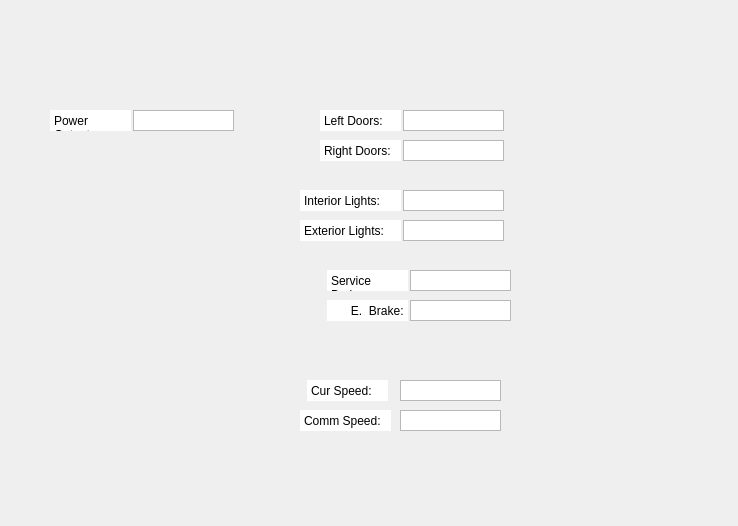
This is DevEnv/src/TrainControllerHW/src/InterfaceV1.ui in Prem-125/TRAINS as Qt 5 draws it before an edit. The edited form follows.
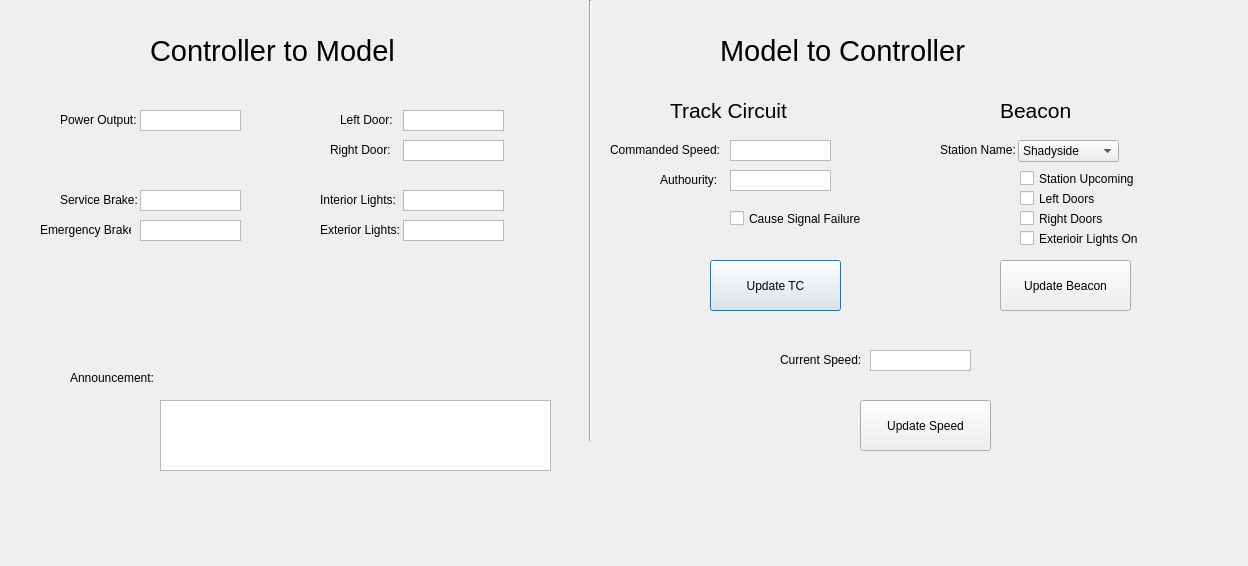
This is the edited form.

The edit to the form file:
```diff
--- a/DevEnv/src/TrainControllerHW/src/InterfaceV1.ui
+++ b/DevEnv/src/TrainControllerHW/src/InterfaceV1.ui
@@ -6,51 +6,17 @@
    <rect>
     <x>0</x>
     <y>0</y>
-    <width>738</width>
-    <height>526</height>
+    <width>1248</width>
+    <height>566</height>
    </rect>
   </property>
   <property name="windowTitle">
    <string>Train Model Interface</string>
   </property>
-  <widget class="QPlainTextEdit" name="PowerLabel">
-   <property name="enabled">
-    <bool>true</bool>
-   </property>
-   <property name="geometry">
-    <rect>
-     <x>50</x>
-     <y>110</y>
-     <width>81</width>
-     <height>21</height>
-    </rect>
-   </property>
-   <property name="frameShape">
-    <enum>QFrame::NoFrame</enum>
-   </property>
-   <property name="frameShadow">
-    <enum>QFrame::Plain</enum>
-   </property>
-   <property name="verticalScrollBarPolicy">
-    <enum>Qt::ScrollBarAlwaysOff</enum>
-   </property>
-   <property name="horizontalScrollBarPolicy">
-    <enum>Qt::ScrollBarAlwaysOff</enum>
-   </property>
-   <property name="readOnly">
-    <bool>true</bool>
-   </property>
-   <property name="plainText">
-    <string>Power Output:</string>
-   </property>
-   <property name="backgroundVisible">
-    <bool>false</bool>
-   </property>
-  </widget>
   <widget class="QPlainTextEdit" name="PowerVal">
    <property name="geometry">
     <rect>
-     <x>133</x>
+     <x>140</x>
      <y>110</y>
      <width>101</width>
      <height>21</height>
@@ -84,38 +50,7 @@
    <property name="readOnly">
     <bool>true</bool>
    </property>
-  </widget>
-  <widget class="QPlainTextEdit" name="LDoorLabel">
-   <property name="enabled">
-    <bool>true</bool>
-   </property>
-   <property name="geometry">
-    <rect>
-     <x>320</x>
-     <y>110</y>
-     <width>81</width>
-     <height>21</height>
-    </rect>
-   </property>
-   <property name="frameShape">
-    <enum>QFrame::NoFrame</enum>
-   </property>
-   <property name="frameShadow">
-    <enum>QFrame::Plain</enum>
-   </property>
-   <property name="verticalScrollBarPolicy">
-    <enum>Qt::ScrollBarAlwaysOff</enum>
-   </property>
-   <property name="horizontalScrollBarPolicy">
-    <enum>Qt::ScrollBarAlwaysOff</enum>
-   </property>
-   <property name="readOnly">
-    <bool>true</bool>
-   </property>
-   <property name="plainText">
-    <string>Left Doors:</string>
-   </property>
-   <property name="backgroundVisible">
+   <property name="overwriteMode">
     <bool>false</bool>
    </property>
   </widget>
@@ -138,40 +73,6 @@
     <bool>true</bool>
    </property>
   </widget>
-  <widget class="QPlainTextEdit" name="RDoorLabel">
-   <property name="enabled">
-    <bool>true</bool>
-   </property>
-   <property name="geometry">
-    <rect>
-     <x>320</x>
-     <y>140</y>
-     <width>81</width>
-     <height>21</height>
-    </rect>
-   </property>
-   <property name="frameShape">
-    <enum>QFrame::NoFrame</enum>
-   </property>
-   <property name="frameShadow">
-    <enum>QFrame::Plain</enum>
-   </property>
-   <property name="verticalScrollBarPolicy">
-    <enum>Qt::ScrollBarAlwaysOff</enum>
-   </property>
-   <property name="horizontalScrollBarPolicy">
-    <enum>Qt::ScrollBarAlwaysOff</enum>
-   </property>
-   <property name="readOnly">
-    <bool>true</bool>
-   </property>
-   <property name="plainText">
-    <string>Right Doors:</string>
-   </property>
-   <property name="backgroundVisible">
-    <bool>false</bool>
-   </property>
-  </widget>
   <widget class="QPlainTextEdit" name="ILightVal">
    <property name="geometry">
     <rect>
@@ -194,40 +95,6 @@
     <string/>
    </property>
   </widget>
-  <widget class="QPlainTextEdit" name="ELightLabel">
-   <property name="enabled">
-    <bool>true</bool>
-   </property>
-   <property name="geometry">
-    <rect>
-     <x>300</x>
-     <y>220</y>
-     <width>101</width>
-     <height>21</height>
-    </rect>
-   </property>
-   <property name="frameShape">
-    <enum>QFrame::NoFrame</enum>
-   </property>
-   <property name="frameShadow">
-    <enum>QFrame::Plain</enum>
-   </property>
-   <property name="verticalScrollBarPolicy">
-    <enum>Qt::ScrollBarAlwaysOff</enum>
-   </property>
-   <property name="horizontalScrollBarPolicy">
-    <enum>Qt::ScrollBarAlwaysOff</enum>
-   </property>
-   <property name="readOnly">
-    <bool>true</bool>
-   </property>
-   <property name="plainText">
-    <string>Exterior Lights:</string>
-   </property>
-   <property name="backgroundVisible">
-    <bool>false</bool>
-   </property>
-  </widget>
   <widget class="QPlainTextEdit" name="ELightVal">
    <property name="geometry">
     <rect>
@@ -250,79 +117,11 @@
     <string/>
    </property>
   </widget>
-  <widget class="QPlainTextEdit" name="ILightLabel">
-   <property name="enabled">
-    <bool>true</bool>
-   </property>
-   <property name="geometry">
-    <rect>
-     <x>300</x>
-     <y>190</y>
-     <width>101</width>
-     <height>21</height>
-    </rect>
-   </property>
-   <property name="frameShape">
-    <enum>QFrame::NoFrame</enum>
-   </property>
-   <property name="frameShadow">
-    <enum>QFrame::Plain</enum>
-   </property>
-   <property name="verticalScrollBarPolicy">
-    <enum>Qt::ScrollBarAlwaysOff</enum>
-   </property>
-   <property name="horizontalScrollBarPolicy">
-    <enum>Qt::ScrollBarAlwaysOff</enum>
-   </property>
-   <property name="readOnly">
-    <bool>true</bool>
-   </property>
-   <property name="plainText">
-    <string>Interior Lights:</string>
-   </property>
-   <property name="backgroundVisible">
-    <bool>false</bool>
-   </property>
-  </widget>
-  <widget class="QPlainTextEdit" name="CommSpeedLabel">
-   <property name="enabled">
-    <bool>true</bool>
-   </property>
-   <property name="geometry">
-    <rect>
-     <x>300</x>
-     <y>410</y>
-     <width>91</width>
-     <height>21</height>
-    </rect>
-   </property>
-   <property name="frameShape">
-    <enum>QFrame::NoFrame</enum>
-   </property>
-   <property name="frameShadow">
-    <enum>QFrame::Plain</enum>
-   </property>
-   <property name="verticalScrollBarPolicy">
-    <enum>Qt::ScrollBarAlwaysOff</enum>
-   </property>
-   <property name="horizontalScrollBarPolicy">
-    <enum>Qt::ScrollBarAlwaysOff</enum>
-   </property>
-   <property name="readOnly">
-    <bool>true</bool>
-   </property>
-   <property name="plainText">
-    <string>Comm Speed:</string>
-   </property>
-   <property name="backgroundVisible">
-    <bool>false</bool>
-   </property>
-  </widget>
   <widget class="QPlainTextEdit" name="CommSpeedVal">
    <property name="geometry">
     <rect>
-     <x>400</x>
-     <y>410</y>
+     <x>730</x>
+     <y>140</y>
      <width>101</width>
      <height>21</height>
     </rect>
@@ -334,108 +133,17 @@
     <enum>Qt::ScrollBarAlwaysOff</enum>
    </property>
    <property name="readOnly">
-    <bool>true</bool>
-   </property>
-   <property name="plainText">
-    <string/>
-   </property>
-  </widget>
-  <widget class="QPlainTextEdit" name="CurSpeedLabel">
-   <property name="enabled">
-    <bool>true</bool>
-   </property>
-   <property name="geometry">
-    <rect>
-     <x>307</x>
-     <y>380</y>
-     <width>81</width>
-     <height>21</height>
-    </rect>
-   </property>
-   <property name="frameShape">
-    <enum>QFrame::NoFrame</enum>
-   </property>
-   <property name="frameShadow">
-    <enum>QFrame::Plain</enum>
-   </property>
-   <property name="verticalScrollBarPolicy">
-    <enum>Qt::ScrollBarAlwaysOff</enum>
-   </property>
-   <property name="horizontalScrollBarPolicy">
-    <enum>Qt::ScrollBarAlwaysOff</enum>
-   </property>
-   <property name="readOnly">
-    <bool>true</bool>
-   </property>
-   <property name="plainText">
-    <string>Cur Speed:
-</string>
-   </property>
-   <property name="backgroundVisible">
     <bool>false</bool>
    </property>
-  </widget>
-  <widget class="QPlainTextEdit" name="CurSpeedVal">
-   <property name="geometry">
-    <rect>
-     <x>400</x>
-     <y>380</y>
-     <width>101</width>
-     <height>21</height>
-    </rect>
-   </property>
-   <property name="verticalScrollBarPolicy">
-    <enum>Qt::ScrollBarAlwaysOff</enum>
-   </property>
-   <property name="horizontalScrollBarPolicy">
-    <enum>Qt::ScrollBarAlwaysOff</enum>
-   </property>
-   <property name="readOnly">
-    <bool>true</bool>
-   </property>
    <property name="plainText">
     <string/>
    </property>
   </widget>
-  <widget class="QPlainTextEdit" name="EBrakeLabel">
-   <property name="enabled">
-    <bool>true</bool>
-   </property>
-   <property name="geometry">
-    <rect>
-     <x>327</x>
-     <y>300</y>
-     <width>81</width>
-     <height>21</height>
-    </rect>
-   </property>
-   <property name="frameShape">
-    <enum>QFrame::NoFrame</enum>
-   </property>
-   <property name="frameShadow">
-    <enum>QFrame::Plain</enum>
-   </property>
-   <property name="verticalScrollBarPolicy">
-    <enum>Qt::ScrollBarAlwaysOff</enum>
-   </property>
-   <property name="horizontalScrollBarPolicy">
-    <enum>Qt::ScrollBarAlwaysOff</enum>
-   </property>
-   <property name="readOnly">
-    <bool>true</bool>
-   </property>
-   <property name="plainText">
-    <string>      E.  Brake:</string>
-   </property>
-   <property name="backgroundVisible">
-    <bool>false</bool>
-   </property>
-  </widget>
   <widget class="QPlainTextEdit" name="EBrakeVal">
    <property name="geometry">
     <rect>
-     <x>410</x>
-     <y>300</y>
+     <x>140</x>
+     <y>220</y>
      <width>101</width>
      <height>21</height>
     </rect>
@@ -453,45 +161,11 @@
     <string/>
    </property>
   </widget>
-  <widget class="QPlainTextEdit" name="SBrakeLabel">
-   <property name="enabled">
-    <bool>true</bool>
-   </property>
-   <property name="geometry">
-    <rect>
-     <x>327</x>
-     <y>270</y>
-     <width>81</width>
-     <height>21</height>
-    </rect>
-   </property>
-   <property name="frameShape">
-    <enum>QFrame::NoFrame</enum>
-   </property>
-   <property name="frameShadow">
-    <enum>QFrame::Plain</enum>
-   </property>
-   <property name="verticalScrollBarPolicy">
-    <enum>Qt::ScrollBarAlwaysOff</enum>
-   </property>
-   <property name="horizontalScrollBarPolicy">
-    <enum>Qt::ScrollBarAlwaysOff</enum>
-   </property>
-   <property name="readOnly">
-    <bool>true</bool>
-   </property>
-   <property name="plainText">
-    <string>Service Brake:</string>
-   </property>
-   <property name="backgroundVisible">
-    <bool>false</bool>
-   </property>
-  </widget>
   <widget class="QPlainTextEdit" name="SBrakeVal">
    <property name="geometry">
     <rect>
-     <x>410</x>
-     <y>270</y>
+     <x>140</x>
+     <y>190</y>
      <width>101</width>
      <height>21</height>
     </rect>
@@ -509,6 +183,527 @@
     <string/>
    </property>
   </widget>
+  <widget class="QLabel" name="label">
+   <property name="geometry">
+    <rect>
+     <x>60</x>
+     <y>110</y>
+     <width>81</width>
+     <height>20</height>
+    </rect>
+   </property>
+   <property name="text">
+    <string>Power Output:</string>
+   </property>
+  </widget>
+  <widget class="QLabel" name="label_2">
+   <property name="geometry">
+    <rect>
+     <x>610</x>
+     <y>140</y>
+     <width>121</width>
+     <height>20</height>
+    </rect>
+   </property>
+   <property name="text">
+    <string>Commanded Speed:</string>
+   </property>
+  </widget>
+  <widget class="QLabel" name="label_3">
+   <property name="geometry">
+    <rect>
+     <x>340</x>
+     <y>110</y>
+     <width>81</width>
+     <height>20</height>
+    </rect>
+   </property>
+   <property name="text">
+    <string>Left Door:</string>
+   </property>
+  </widget>
+  <widget class="QLabel" name="label_4">
+   <property name="geometry">
+    <rect>
+     <x>330</x>
+     <y>140</y>
+     <width>81</width>
+     <height>20</height>
+    </rect>
+   </property>
+   <property name="text">
+    <string>Right Door:</string>
+   </property>
+  </widget>
+  <widget class="QLabel" name="label_5">
+   <property name="geometry">
+    <rect>
+     <x>320</x>
+     <y>190</y>
+     <width>91</width>
+     <height>20</height>
+    </rect>
+   </property>
+   <property name="text">
+    <string>Interior Lights:</string>
+   </property>
+  </widget>
+  <widget class="QLabel" name="label_6">
+   <property name="geometry">
+    <rect>
+     <x>320</x>
+     <y>220</y>
+     <width>91</width>
+     <height>20</height>
+    </rect>
+   </property>
+   <property name="text">
+    <string>Exterior Lights:</string>
+   </property>
+  </widget>
+  <widget class="QLabel" name="label_7">
+   <property name="geometry">
+    <rect>
+     <x>60</x>
+     <y>190</y>
+     <width>91</width>
+     <height>20</height>
+    </rect>
+   </property>
+   <property name="text">
+    <string>Service Brake:</string>
+   </property>
+  </widget>
+  <widget class="QLabel" name="label_8">
+   <property name="geometry">
+    <rect>
+     <x>40</x>
+     <y>220</y>
+     <width>91</width>
+     <height>20</height>
+    </rect>
+   </property>
+   <property name="text">
+    <string>Emergency Brake:</string>
+   </property>
+  </widget>
+  <widget class="Line" name="line">
+   <property name="geometry">
+    <rect>
+     <x>580</x>
+     <y>0</y>
+     <width>21</width>
+     <height>441</height>
+    </rect>
+   </property>
+   <property name="orientation">
+    <enum>Qt::Vertical</enum>
+   </property>
+  </widget>
+  <widget class="QLabel" name="label_9">
+   <property name="geometry">
+    <rect>
+     <x>150</x>
+     <y>30</y>
+     <width>321</width>
+     <height>41</height>
+    </rect>
+   </property>
+   <property name="font">
+    <font>
+     <pointsize>22</pointsize>
+    </font>
+   </property>
+   <property name="text">
+    <string>Controller to Model</string>
+   </property>
+  </widget>
+  <widget class="QLabel" name="label_10">
+   <property name="geometry">
+    <rect>
+     <x>720</x>
+     <y>30</y>
+     <width>321</width>
+     <height>41</height>
+    </rect>
+   </property>
+   <property name="font">
+    <font>
+     <pointsize>22</pointsize>
+    </font>
+   </property>
+   <property name="text">
+    <string>Model to Controller</string>
+   </property>
+  </widget>
+  <widget class="QPlainTextEdit" name="AuthVal">
+   <property name="geometry">
+    <rect>
+     <x>730</x>
+     <y>170</y>
+     <width>101</width>
+     <height>21</height>
+    </rect>
+   </property>
+   <property name="verticalScrollBarPolicy">
+    <enum>Qt::ScrollBarAlwaysOff</enum>
+   </property>
+   <property name="horizontalScrollBarPolicy">
+    <enum>Qt::ScrollBarAlwaysOff</enum>
+   </property>
+   <property name="readOnly">
+    <bool>false</bool>
+   </property>
+   <property name="plainText">
+    <string/>
+   </property>
+  </widget>
+  <widget class="QLabel" name="label_12">
+   <property name="geometry">
+    <rect>
+     <x>660</x>
+     <y>170</y>
+     <width>81</width>
+     <height>20</height>
+    </rect>
+   </property>
+   <property name="text">
+    <string>Authourity:</string>
+   </property>
+  </widget>
+  <widget class="QLabel" name="label_13">
+   <property name="geometry">
+    <rect>
+     <x>940</x>
+     <y>140</y>
+     <width>101</width>
+     <height>20</height>
+    </rect>
+   </property>
+   <property name="text">
+    <string>Station Name:</string>
+   </property>
+  </widget>
+  <widget class="QPushButton" name="tcButton">
+   <property name="geometry">
+    <rect>
+     <x>710</x>
+     <y>260</y>
+     <width>131</width>
+     <height>51</height>
+    </rect>
+   </property>
+   <property name="text">
+    <string>Update TC</string>
+   </property>
+  </widget>
+  <widget class="QLabel" name="label_11">
+   <property name="geometry">
+    <rect>
+     <x>780</x>
+     <y>350</y>
+     <width>121</width>
+     <height>20</height>
+    </rect>
+   </property>
+   <property name="text">
+    <string>Current Speed:</string>
+   </property>
+  </widget>
+  <widget class="QPlainTextEdit" name="CurSpeedVal">
+   <property name="geometry">
+    <rect>
+     <x>870</x>
+     <y>350</y>
+     <width>101</width>
+     <height>21</height>
+    </rect>
+   </property>
+   <property name="verticalScrollBarPolicy">
+    <enum>Qt::ScrollBarAlwaysOff</enum>
+   </property>
+   <property name="horizontalScrollBarPolicy">
+    <enum>Qt::ScrollBarAlwaysOff</enum>
+   </property>
+   <property name="readOnly">
+    <bool>false</bool>
+   </property>
+   <property name="plainText">
+    <string/>
+   </property>
+  </widget>
+  <widget class="QCheckBox" name="sigFail">
+   <property name="geometry">
+    <rect>
+     <x>730</x>
+     <y>210</y>
+     <width>141</width>
+     <height>17</height>
+    </rect>
+   </property>
+   <property name="text">
+    <string>Cause Signal Failure</string>
+   </property>
+  </widget>
+  <widget class="QCheckBox" name="stationComing">
+   <property name="geometry">
+    <rect>
+     <x>1020</x>
+     <y>170</y>
+     <width>131</width>
+     <height>17</height>
+    </rect>
+   </property>
+   <property name="text">
+    <string>Station Upcoming</string>
+   </property>
+  </widget>
+  <widget class="QCheckBox" name="BLDoor">
+   <property name="geometry">
+    <rect>
+     <x>1020</x>
+     <y>190</y>
+     <width>131</width>
+     <height>17</height>
+    </rect>
+   </property>
+   <property name="text">
+    <string>Left Doors</string>
+   </property>
+  </widget>
+  <widget class="QCheckBox" name="BRDoor">
+   <property name="geometry">
+    <rect>
+     <x>1020</x>
+     <y>210</y>
+     <width>131</width>
+     <height>17</height>
+    </rect>
+   </property>
+   <property name="text">
+    <string>Right Doors</string>
+   </property>
+  </widget>
+  <widget class="QCheckBox" name="BExtLight">
+   <property name="geometry">
+    <rect>
+     <x>1020</x>
+     <y>230</y>
+     <width>131</width>
+     <height>17</height>
+    </rect>
+   </property>
+   <property name="text">
+    <string>Exterioir Lights On</string>
+   </property>
+  </widget>
+  <widget class="QLabel" name="label_14">
+   <property name="geometry">
+    <rect>
+     <x>670</x>
+     <y>100</y>
+     <width>131</width>
+     <height>21</height>
+    </rect>
+   </property>
+   <property name="font">
+    <font>
+     <pointsize>16</pointsize>
+    </font>
+   </property>
+   <property name="text">
+    <string>Track Circuit</string>
+   </property>
+  </widget>
+  <widget class="QLabel" name="label_15">
+   <property name="geometry">
+    <rect>
+     <x>1000</x>
+     <y>100</y>
+     <width>131</width>
+     <height>21</height>
+    </rect>
+   </property>
+   <property name="font">
+    <font>
+     <pointsize>16</pointsize>
+    </font>
+   </property>
+   <property name="text">
+    <string>Beacon</string>
+   </property>
+  </widget>
+  <widget class="QPushButton" name="beaconButton">
+   <property name="geometry">
+    <rect>
+     <x>1000</x>
+     <y>260</y>
+     <width>131</width>
+     <height>51</height>
+    </rect>
+   </property>
+   <property name="text">
+    <string>Update Beacon</string>
+   </property>
+  </widget>
+  <widget class="QPushButton" name="speedButton">
+   <property name="geometry">
+    <rect>
+     <x>860</x>
+     <y>400</y>
+     <width>131</width>
+     <height>51</height>
+    </rect>
+   </property>
+   <property name="text">
+    <string>Update Speed</string>
+   </property>
+  </widget>
+  <widget class="QComboBox" name="stationSel">
+   <property name="geometry">
+    <rect>
+     <x>1018</x>
+     <y>140</y>
+     <width>101</width>
+     <height>22</height>
+    </rect>
+   </property>
+   <item>
+    <property name="text">
+     <string>Shadyside</string>
+    </property>
+   </item>
+   <item>
+    <property name="text">
+     <string>Herron Ave</string>
+    </property>
+   </item>
+   <item>
+    <property name="text">
+     <string>Swissville</string>
+    </property>
+   </item>
+   <item>
+    <property name="text">
+     <string>Penn Station</string>
+    </property>
+   </item>
+   <item>
+    <property name="text">
+     <string>Steel Plaza</string>
+    </property>
+   </item>
+   <item>
+    <property name="text">
+     <string>First Ave</string>
+    </property>
+   </item>
+   <item>
+    <property name="text">
+     <string>Station Square</string>
+    </property>
+   </item>
+   <item>
+    <property name="text">
+     <string>South Hills Junction</string>
+    </property>
+   </item>
+   <item>
+    <property name="text">
+     <string>Pioneer</string>
+    </property>
+   </item>
+   <item>
+    <property name="text">
+     <string>Edgebrook</string>
+    </property>
+   </item>
+   <item>
+    <property name="text">
+     <string>Whited</string>
+    </property>
+   </item>
+   <item>
+    <property name="text">
+     <string>South Bank</string>
+    </property>
+   </item>
+   <item>
+    <property name="text">
+     <string>Central</string>
+    </property>
+   </item>
+   <item>
+    <property name="text">
+     <string>Inglewood</string>
+    </property>
+   </item>
+   <item>
+    <property name="text">
+     <string>Overbrook</string>
+    </property>
+   </item>
+   <item>
+    <property name="text">
+     <string>Glenbury</string>
+    </property>
+   </item>
+   <item>
+    <property name="text">
+     <string>Dormont</string>
+    </property>
+   </item>
+   <item>
+    <property name="text">
+     <string>Mt Lebanon</string>
+    </property>
+   </item>
+   <item>
+    <property name="text">
+     <string>Poplar</string>
+    </property>
+   </item>
+   <item>
+    <property name="text">
+     <string>Castle Shannon</string>
+    </property>
+   </item>
+  </widget>
+  <widget class="QLabel" name="label_16">
+   <property name="geometry">
+    <rect>
+     <x>70</x>
+     <y>370</y>
+     <width>111</width>
+     <height>16</height>
+    </rect>
+   </property>
+   <property name="text">
+    <string>Announcement:</string>
+   </property>
+  </widget>
+  <widget class="QPlainTextEdit" name="AnnounceVal">
+   <property name="geometry">
+    <rect>
+     <x>160</x>
+     <y>400</y>
+     <width>391</width>
+     <height>71</height>
+    </rect>
+   </property>
+   <property name="verticalScrollBarPolicy">
+    <enum>Qt::ScrollBarAlwaysOff</enum>
+   </property>
+   <property name="horizontalScrollBarPolicy">
+    <enum>Qt::ScrollBarAlwaysOff</enum>
+   </property>
+   <property name="readOnly">
+    <bool>true</bool>
+   </property>
+   <property name="plainText">
+    <string/>
+   </property>
+  </widget>
  </widget>
  <resources/>
  <connections/>
```
